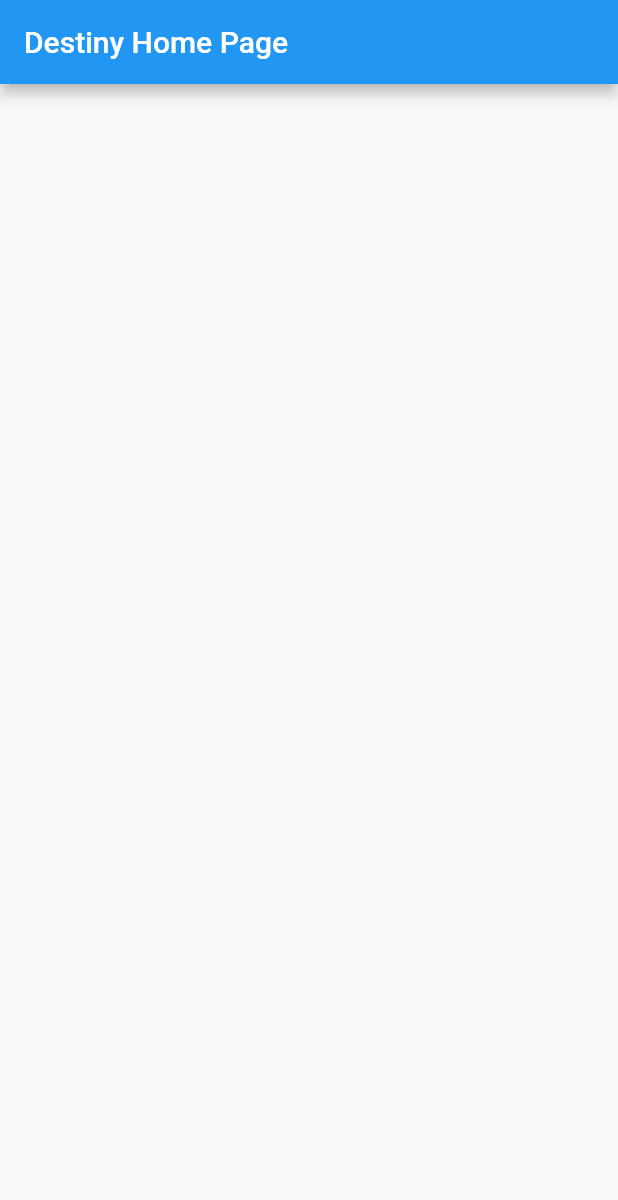
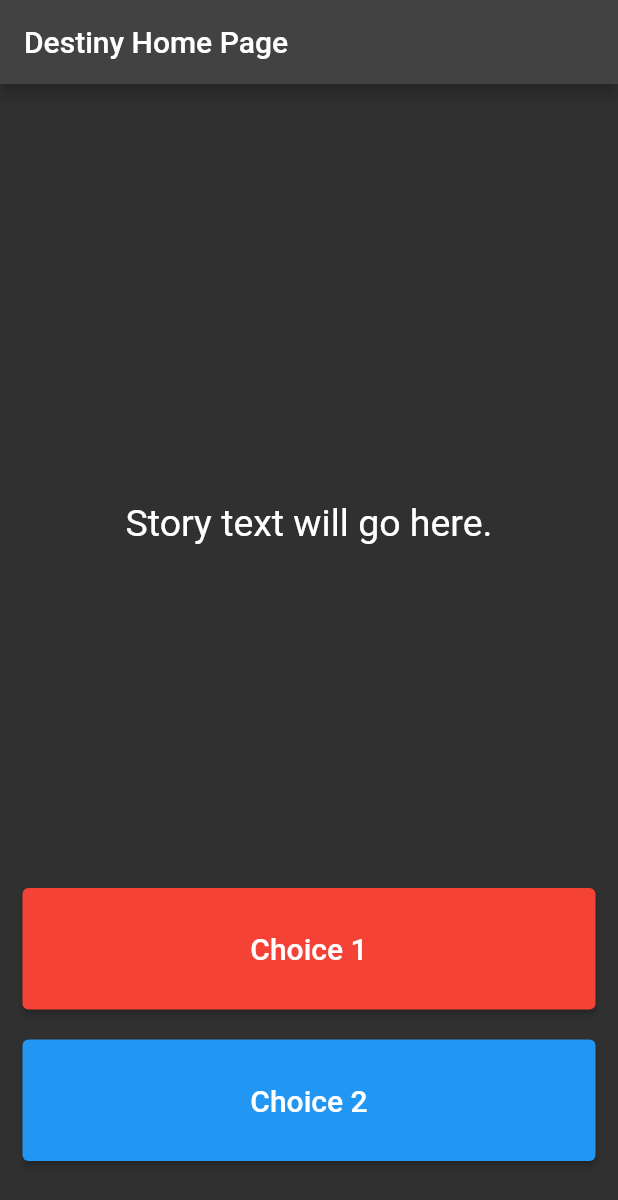
Before and after one commit to Suly0k/destini, a Flutter app: the screen it shows after launch, on a phone screen of 412 x 824 dp. Shown: the top 1200 px of the screen. Run offline on Flutter 3.47's test engine with Material 2 defaults, Android fonts, the phone set to English and light mode, and no system bars.

Commit message:
Changes for Base

```diff
--- a/lib/home_page.dart
+++ b/lib/home_page.dart
@@ -1,4 +1,6 @@
 import 'package:flutter/material.dart';
+
+//TODO: Step 15 - Run the app and see if you can see the screen update with the first story. Delete this TODO if it looks as you expected.
 
 class HomePage extends StatelessWidget {
   const HomePage({Key? key}) : super(key: key);
@@ -8,13 +10,15 @@ class HomePage extends StatelessWidget {
     return MaterialApp(
       debugShowCheckedModeBanner: false,
       title: 'Destiny',
-      theme: ThemeData(
-        primarySwatch: Colors.blue,
+      theme: ThemeData.dark(),
+      home: const SafeArea(
+        child: MyHomePage(title: 'Destiny Home Page'),
       ),
-      home: const MyHomePage(title: 'Destiny Home Page'),
     );
   }
 }
+
+//TODO: Step 9 - Create a new storyBrain object from the StoryBrain class.
 
 class MyHomePage extends StatefulWidget {
   const MyHomePage({Key? key, required this.title}) : super(key: key);
@@ -32,12 +36,76 @@ class _MyHomePageState extends State<MyHomePage> {
       appBar: AppBar(
         title: Text(widget.title),
       ),
-      body: Center(
-        child: Column(
-          mainAxisAlignment: MainAxisAlignment.center,
-          children: const <Widget>[],
+      body: Container(
+        //TODO: Step 1 - Add background.png to this Container as a background image.
+        padding: const EdgeInsets.symmetric(vertical: 50.0, horizontal: 15.0),
+        constraints: const BoxConstraints.expand(),
+        child: SafeArea(
+          child: Column(
+            crossAxisAlignment: CrossAxisAlignment.stretch,
+            children: <Widget>[
+              const Expanded(
+                flex: 12,
+                child: Center(
+                  child: Text(
+                    //TODO: Step 10 - use the storyBrain to get the first story title and display it in this Text Widget.
+                    'Story text will go here.',
+                    style: TextStyle(
+                      fontSize: 25.0,
+                    ),
+                  ),
+                ),
+              ),
+              Expanded(
+                flex: 2,
+                child: ElevatedButton(
+                  style: ElevatedButton.styleFrom(
+                    primary: Colors.red,
+                  ),
+                  onPressed: () {
+                    //Choice 1 made by user.
+                    //TODO: Step 18 - Call the nextStory() method from storyBrain and pass the number 1 as the choice made by the user.
+                  },
+                  child: const Text(
+                    //TODO: Step 13 - Use the storyBrain to get the text for choice 1.
+                    'Choice 1',
+                    style: TextStyle(
+                      fontSize: 20.0,
+                    ),
+                  ),
+                ),
+              ),
+              const SizedBox(
+                height: 20.0,
+              ),
+              Expanded(
+                flex: 2,
+                //TODO: Step 26 - Use a Flutter Visibility Widget to wrap this FlatButton.
+                //TODO: Step 28 - Set the "visible" property of the Visibility Widget to equal the output from the buttonShouldBeVisible() method in the storyBrain.
+                child: ElevatedButton(
+                  style: ElevatedButton.styleFrom(
+                    primary: Colors.blue,
+                  ),
+                  onPressed: () {
+                    //Choice 2 made by user.
+                    //TODO: Step 19 - Call the nextStory() method from storyBrain and pass the number 2 as the choice made by the user.
+                  },
+                  child: const Text(
+                    //TODO: Step 14 - Use the storyBrain to get the text for choice 2.
+                    'Choice 2',
+                    style: TextStyle(
+                      fontSize: 20.0,
+                    ),
+                  ),
+                ),
+              ),
+            ],
+          ),
         ),
       ),
     );
   }
 }
+//TODO: Step 24 - Run the app and try to figure out what code you need to add to this file to make the story change when you press on the choice buttons.
+
+//TODO: Step 29 - Run the app and test it against the Story Outline to make sure you've completed all the steps. The code for the completed app can be found here: https://github.com/londonappbrewery/destini-challenge-completed/
```
